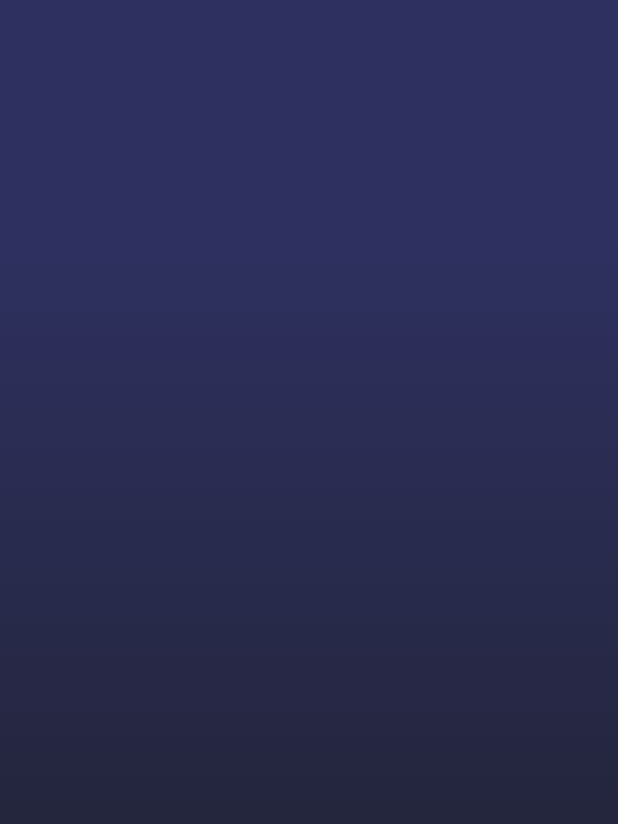
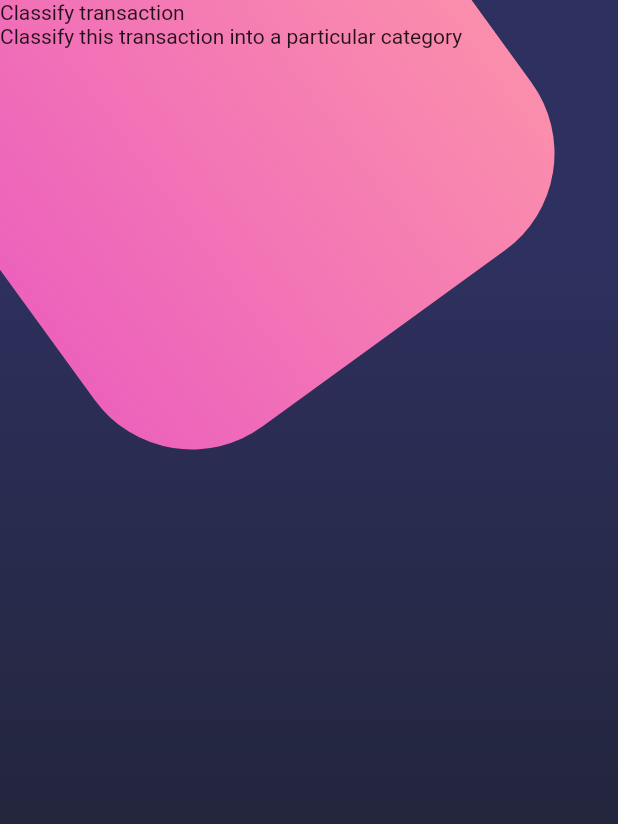
Before and after one commit to javilledo/curso-flutter, a Flutter app: the screen it shows after launch, on a phone screen of 412 x 824 dp. Shown: the top 824 px of the screen. Run offline on Flutter 3.47's test engine with Material 2 defaults, Android fonts, the phone set to English and light mode, and no system bars; our stand-ins replace card_swiper.

Commit message:
several changes before flutter upgrade

```diff
--- a/disenos/lib/screens/home_screen.dart
+++ b/disenos/lib/screens/home_screen.dart
@@ -1,4 +1,5 @@
 import 'package:disenos/widgets/background.dart';
+import 'package:disenos/widgets/page_title.dart';
 import 'package:flutter/material.dart';
 
 class HomeScreen extends StatelessWidget {
@@ -9,13 +10,34 @@ class HomeScreen extends StatelessWidget {
   Widget build(BuildContext context) {
     return Scaffold(
       body: Stack(
-        children: [
+        children: const [
 
           //Background
-          Background()
+          Background(),
+
+          // Home Body
+          _HomeBody()
 
         ],
       )
     );
   }
 }
+
+class _HomeBody extends StatelessWidget {
+  const _HomeBody({Key? key}) : super(key: key);
+
+  @override
+  Widget build(BuildContext context) {
+    return SingleChildScrollView(
+      child: Column(
+        children: const[
+
+          // Titles
+          PageTitle()
+
+        ],
+      ),
+    );
+  }
+}
--- a/disenos/lib/widgets/background.dart
+++ b/disenos/lib/widgets/background.dart
@@ -1,29 +1,61 @@
+import 'dart:math';
+
 import 'package:flutter/material.dart';
 
 class Background extends StatelessWidget {
   const Background({Key? key}) : super(key: key);
 
-  @override
-  Widget build(BuildContext context) {
-
-    const boxDecoration = BoxDecoration(
-        gradient: LinearGradient(
+  final boxDecoration = const BoxDecoration(
+      gradient: LinearGradient(
           begin: Alignment.topCenter,
           end: Alignment.bottomCenter,
           stops: [0.2, 0.8],
-          colors: [
-            Color(0xff2E305F),
-            Color(0xff202333)
-          ]
-        )
-      );
+          colors: [Color(0xff2E305F), Color(0xff202333)]));
 
+  @override
+  Widget build(BuildContext context) {
     return Stack(
       children: [
-        Container(
-          decoration: boxDecoration,
+        Stack(
+          children: [
+
+            // Purple gradient
+            Container(decoration: boxDecoration),
+
+            //Pink box
+            const Positioned(
+              top: -100,
+              left: -30,
+              child: _PinkBox())
+
+          ],
         ),
       ],
     );
   }
 }
+
+class _PinkBox extends StatelessWidget {
+  const _PinkBox({Key? key}) : super(key: key);
+
+  @override
+  Widget build(BuildContext context) {
+    return Transform.rotate(
+      angle: -pi / 5.0,
+      child: Container(
+        width: 360,
+        height: 360,
+        decoration: BoxDecoration(
+          borderRadius: BorderRadius.circular(80),
+          gradient: const LinearGradient(
+            colors: [
+              Color.fromRGBO(236, 98, 188, 1),
+              Color.fromRGBO(251, 142, 172, 1)
+            ]
+          )
+        ),
+      ),
+    );
+
+  }
+}
--- /dev/null
+++ b/disenos/lib/widgets/page_title.dart
@@ -0,0 +1,21 @@
+import 'package:flutter/material.dart';
+
+class PageTitle extends StatelessWidget {
+  const PageTitle({Key? key}) : super(key: key);
+
+  @override
+  Widget build(BuildContext context) {
+    return SafeArea(
+      bottom: false,
+      child: Container(
+        child: Column(
+          crossAxisAlignment: CrossAxisAlignment.start,
+          children: const [
+            Text('Classify transaction'),
+            Text('Classify this transaction into a particular category'),
+          ],
+        ),
+      ),
+    );
+  }
+}
```
